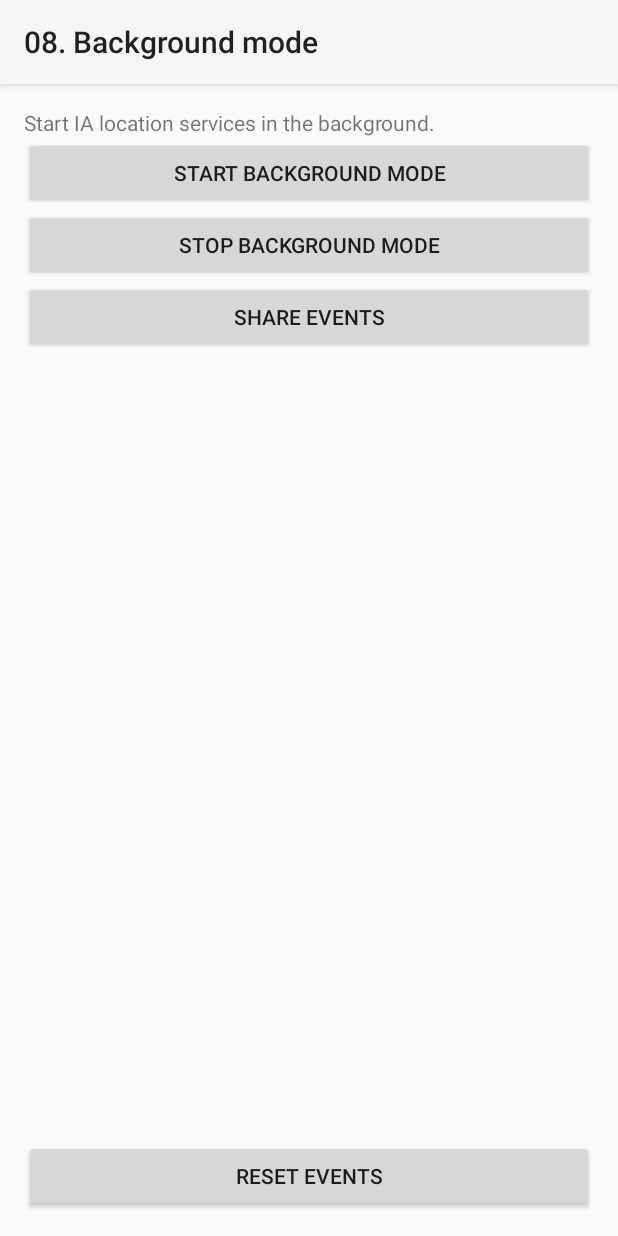
After one commit to IndoorAtlas/android-sdk-examples, an Android app: the BackgroundActivity screen opened directly, with no data from a screen before it, on a phone screen of 412 x 824 dp. The commit adds this screen. Run offline under Robolectric (Android 15) with nearby library versions, the phone set to English and light mode, and no system bars; 1 statement that could not run was skipped.

Commit message:
Use 2.4.0-alpha SDK, simple example for running SDK in background mode

```diff
--- a/Basic/build.gradle
+++ b/Basic/build.gradle
@@ -50,7 +50,7 @@ android {
 }
 
 dependencies {
-    compile 'com.indooratlas.android:indooratlas-android-sdk:2.3.1@aar'
+    compile "com.indooratlas.android:indooratlas-android-sdk:2.4.0-alpha-673@aar"
     compile 'com.android.support:appcompat-v7:23.1.0'
     compile 'com.google.android.gms:play-services:8.1.0'
     compile 'com.google.maps.android:android-maps-utils:0.3.+'
--- /dev/null
+++ b/Basic/src/main/java/com/indooratlas/android/sdk/examples/background/BackgroundActivity.java
@@ -0,0 +1,74 @@
+package com.indooratlas.android.sdk.examples.background;
+
+import android.app.PendingIntent;
+import android.content.BroadcastReceiver;
+import android.content.Context;
+import android.content.Intent;
+import android.content.IntentFilter;
+import android.support.v4.content.LocalBroadcastManager;
+import android.support.v7.app.AppCompatActivity;
+import android.os.Bundle;
+import android.view.View;
+import android.widget.TextView;
+
+import com.indooratlas.android.sdk.IALocation;
+import com.indooratlas.android.sdk.IALocationManager;
+import com.indooratlas.android.sdk.IALocationRequest;
+import com.indooratlas.android.sdk.examples.R;
+import com.indooratlas.android.sdk.examples.SdkExample;
+
+@SdkExample(description = R.string.example_background_description)
+public class BackgroundActivity extends AppCompatActivity {
+
+    IALocationManager mManager;
+    LocationStore mStore;
+
+    @Override
+    protected void onCreate(Bundle savedInstanceState) {
+        super.onCreate(savedInstanceState);
+        setContentView(R.layout.activity_background);
+        mManager = IALocationManager.create(this);
+        mStore = LocationStore.obtain(this);
+        LocalBroadcastManager.getInstance(this).registerReceiver(mReceiver,
+                new IntentFilter("location-update"));
+    }
+
+    @Override
+    protected void onDestroy() {
+        LocalBroadcastManager.getInstance(this).unregisterReceiver(mReceiver);
+        mManager.destroy();
+        super.onDestroy();
+    }
+
+    PendingIntent getPendingIntent() {
+        return PendingIntent.getService(this, 0, new Intent(this, LocationStoreService.class), 0);
+    }
+
+    public void onStart(View v) {
+        mManager.requestLocationUpdates(IALocationRequest.create(), getPendingIntent());
+    }
+
+    public void onStop(View v) {
+        mManager.removeLocationUpdates(getPendingIntent());
+    }
+
+    public void onShare(View v) {
+        mStore.share();
+    }
+
+    public void onReset(View v) {
+        mStore.reset();
+    }
+
+    private BroadcastReceiver mReceiver = new BroadcastReceiver() {
+        @Override
+        public void onReceive(Context context, Intent intent) {
+            if(intent.hasExtra("location")) {
+                IALocation location = intent.getParcelableExtra("location");
+                ((TextView) findViewById(R.id.text_location)).setText(
+                        getString(R.string.text_background_received, location));
+            }
+        }
+    };
+
+}
--- /dev/null
+++ b/Basic/src/main/java/com/indooratlas/android/sdk/examples/background/LocationStore.java
@@ -0,0 +1,104 @@
+package com.indooratlas.android.sdk.examples.background;
+
+import android.content.Context;
+import android.content.Intent;
+import android.net.Uri;
+import android.support.v4.content.FileProvider;
+
+import com.indooratlas.android.sdk.IALocation;
+import com.indooratlas.android.sdk.IARegion;
+
+import java.io.File;
+import java.io.FileWriter;
+import java.io.IOException;
+import java.util.Locale;
+
+/**
+ * Abstraction for storing/sharing location events.
+ */
+public class LocationStore {
+
+    private Context mContext;
+
+    public static LocationStore obtain(Context context) {
+        return new LocationStore(context);
+    }
+
+    private LocationStore(Context context) {
+        mContext = context.getApplicationContext();
+    }
+
+    public synchronized void store(IALocation location) {
+        try {
+            File file = getStorageFile();
+            FileWriter writer = new FileWriter(file, true); // true to append
+            writer.write(locationToCsvLine(location));
+            writer.close();
+        } catch (IOException e) {
+            throw new RuntimeException(e);
+        }
+    }
+
+    public synchronized void share() {
+        Intent shareIntent = new Intent(Intent.ACTION_SEND);
+        shareIntent.putExtra(Intent.EXTRA_STREAM, getStorageFileSharableUri());
+        shareIntent.setType("text/plain");
+        Intent chooserIntent = Intent.createChooser(shareIntent, null);
+        chooserIntent.setFlags(Intent.FLAG_ACTIVITY_NEW_TASK);
+        mContext.startActivity(chooserIntent);
+    }
+
+    public synchronized void reset() {
+        try {
+            File file = getStorageFile();
+            FileWriter writer = new FileWriter(file);
+            writer.write("");
+            writer.close();
+        } catch (IOException e) {
+            throw new RuntimeException(e);
+        }
+    }
+
+    private File getStorageFile() throws IOException {
+        File privateRootDir = mContext.getFilesDir();
+        File sharedDir = new File(privateRootDir, "shared");
+        if (!sharedDir.exists()) {
+            sharedDir.mkdir();
+        }
+        File storeFile = new File(sharedDir, "events.csv");
+        if (!storeFile.exists()) {
+            storeFile.createNewFile();
+        }
+        return storeFile;
+    }
+
+    private Uri getStorageFileSharableUri() {
+        try {
+            File file = getStorageFile();
+            return FileProvider.getUriForFile(mContext,
+                    "com.indooratlas.android.sdk.examples.fileprovider", file);
+        } catch (IOException e) {
+            throw new RuntimeException(e);
+        }
+    }
+
+    private String locationToCsvLine(IALocation location) {
+        long ts = location.getTime();
+        double lat = location.getLatitude();
+        double lon = location.getLongitude();
+        float accuracy = location.getAccuracy();
+        int floor = location.getFloorLevel();
+        float floorCertainty = location.getFloorCertainty();
+        float bearing = location.getBearing();
+        int regionType = 0;
+        String regionId = null;
+        IARegion region = location.getRegion();
+        if (region != null) {
+            regionType = region.getType();
+            regionId = region.getId();
+        }
+        return String.format(Locale.US, "%d,%f,%f,%f,%d,%f,%f,%d,%s\n",
+                ts, lat, lon, accuracy, floor, floorCertainty, bearing, regionType, regionId);
+    }
+
+}
--- /dev/null
+++ b/Basic/src/main/res/layout/activity_background.xml
@@ -0,0 +1,59 @@
+<?xml version="1.0" encoding="utf-8"?>
+<RelativeLayout xmlns:android="http://schemas.android.com/apk/res/android"
+    xmlns:tools="http://schemas.android.com/tools"
+    android:id="@+id/activity_background"
+    android:layout_width="match_parent"
+    android:layout_height="match_parent"
+    android:paddingBottom="@dimen/activity_vertical_margin"
+    android:paddingLeft="@dimen/activity_horizontal_margin"
+    android:paddingRight="@dimen/activity_horizontal_margin"
+    android:paddingTop="@dimen/activity_vertical_margin"
+    android:orientation="vertical"
+    tools:context="com.indooratlas.android.sdk.examples.background.BackgroundActivity">
+
+    <TextView
+        android:id="@+id/text_info"
+        android:text="@string/text_background_example"
+        android:layout_width="wrap_content"
+        android:layout_height="wrap_content"
+        android:layout_alignParentTop="true"/>
+
+    <Button
+        android:id="@+id/button_start"
+        android:text="@string/button_start_background"
+        android:onClick="onStart"
+        android:layout_width="match_parent"
+        android:layout_height="wrap_content"
+        android:layout_below="@id/text_info"/>
+
+    <Button
+        android:id="@+id/button_stop"
+        android:text="@string/button_stop_background"
+        android:onClick="onStop"
+        android:layout_width="match_parent"
+        android:layout_height="wrap_content"
+        android:layout_below="@id/button_start"/>
+
+    <Button
+        android:id="@+id/button_share"
+        android:text="@string/button_share_background"
+        android:onClick="onShare"
+        android:layout_width="match_parent"
+        android:layout_height="wrap_content"
+        android:layout_below="@id/button_stop"/>
+
+    <TextView
+        android:id="@+id/text_location"
+        android:layout_width="wrap_content"
+        android:layout_height="wrap_content"
+        android:layout_below="@id/button_share"/>
+
+    <Button
+        android:id="@+id/button_reset"
+        android:text="@string/button_reset_background"
+        android:onClick="onReset"
+        android:layout_width="match_parent"
+        android:layout_height="wrap_content"
+        android:layout_alignParentBottom="true"/>
+
+</RelativeLayout>
--- a/Basic/src/main/res/values/strings.xml
+++ b/Basic/src/main/res/values/strings.xml
@@ -50,4 +50,14 @@
     <string name="floor_level">Floor level</string>
     <string name="floor_certainty_percentage">Certainty: %.1f %%</string>
 
+    <!-- Background example -->
+    <string name="example_background_description">Demonstrates running IndoorAtlas location service in the background</string>
+    <string name="example_background_title">08. Background mode</string>
+    <string name="button_start_background">Start background mode</string>
+    <string name="button_stop_background">Stop background mode</string>
+    <string name="button_share_background">Share events</string>
+    <string name="text_background_received">Received location: %s</string>
+    <string name="button_reset_background">Reset events</string>
+    <string name="text_background_example">Start IA location services in the background.</string>
+
 </resources>
--- /dev/null
+++ b/Basic/src/main/res/xml/filepaths.xml
@@ -0,0 +1,4 @@
+<?xml version="1.0" encoding="utf-8"?>
+<paths>
+    <files-path path="shared/" name="shared" />
+</paths>
--- a/build.gradle
+++ b/build.gradle
@@ -18,6 +18,9 @@ allprojects {
         maven {
             url "http://indooratlas-ltd.bintray.com/mvn-public"
         }
+        maven {
+            url "http://indooratlas-ltd.bintray.com/mvn-public-alpha"
+        }
     }
 
 }
```
Also changed, not shown: Basic/src/main/AndroidManifest.xml (+36 -35 lines), Basic/src/main/java/com/indooratlas/android/sdk/examples/background/LocationStoreService.java (added, +36 -0 lines).
